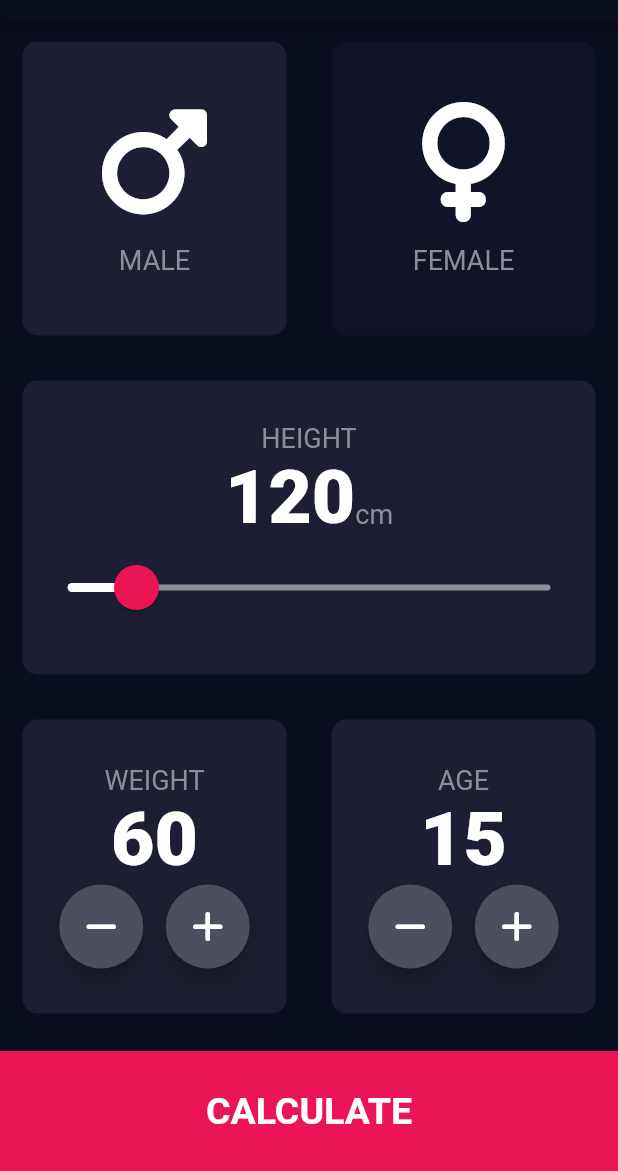
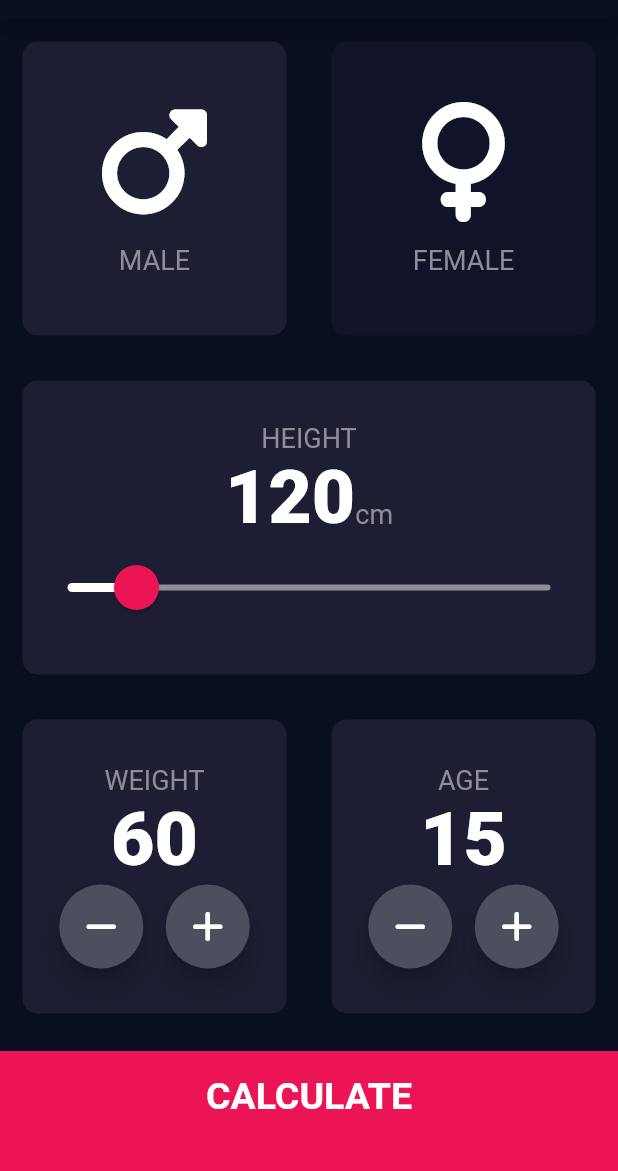
Before and after one commit to TharushaRuwantha/bmi_calculator, a Flutter app: the screen it shows after launch, on a phone screen of 412 x 824 dp, the part 65-1236 px from its top. Run offline on Flutter 3.47's test engine with Material 2 defaults, Android fonts, the phone set to English and light mode, and no system bars; our stand-ins replace font_awesome_flutter.

```diff
--- /dev/null
+++ b/lib/bottom_button.dart
@@ -0,0 +1,27 @@
+import 'package:flutter/material.dart';
+import 'constants.dart';
+class bottombutton extends StatelessWidget {
+  bottombutton({required this.buttonTitle, required this.onTap});
+
+  final VoidCallback onTap;
+  final String buttonTitle;
+
+  @override
+  Widget build(BuildContext context) {
+    return GestureDetector(
+      onTap: onTap,
+      child: Container(
+        child: Center(
+          child: Text(
+            'CALCULATE',
+            style: kLargeTextButton,
+          ),
+        ),
+        color: bottomContainerColor,
+        margin: const EdgeInsets.only(top: 10.0),
+        height: bottomContainerHeight,
+        padding: EdgeInsets.only(bottom: 20.0),
+      ),
+    );
+  }
+}
--- a/lib/input_page.dart
+++ b/lib/input_page.dart
@@ -1,28 +1,25 @@
+//thama extract kal awithari
+
 import 'dart:ui';
-
 import 'package:bmi_calculator/results_page.dart';
 import 'package:flutter/material.dart';
 import 'package:font_awesome_flutter/font_awesome_flutter.dart';
 import 'icon_containt.dart';
 import 'reusable_card.dart';
+import 'bottom_button.dart';
 
 import 'constants.dart';
 
-
 class InputPage extends StatefulWidget {
-
   @override
   _InputPageState createState() => _InputPageState();
 }
-
-
 
 class _InputPageState extends State<InputPage> {
   @override
   int height = 120;
   int weight = 60;
   int age = 15;
-
 
   Gender selectedGender = Gender.male;
 
@@ -31,62 +28,70 @@ class _InputPageState extends State<InputPage> {
         appBar: AppBar(
           title: const Text('BMI CALCULATOR'),
         ),
-      body:Column(
+        body: Column(
           crossAxisAlignment: CrossAxisAlignment.stretch,
           children: <Widget>[
-            Expanded(child: Row(children: <Widget>[
-              Expanded(child:
-              ReusableCard(
-                onPress: (){
+            Expanded(
+                child: Row(
+              children: <Widget>[
+                Expanded(
+                  child: ReusableCard(
+                    onPress: () {
                       setState(() {
-                    selectedGender=Gender.male;
+                        selectedGender = Gender.male;
                       });
                     },
                     cardChild: IconCard(
                       icon: FontAwesomeIcons.mars,
-                  lable: 'MALE'
-                  ,
-
+                      lable: 'MALE',
                     ),
-                colour:selectedGender == Gender.male ? activeCardColor : inactiveCardColor,
-              ),),
-              Expanded(child:  ReusableCard(
-                onPress: (){
+                    colour: selectedGender == Gender.male
+                        ? activeCardColor
+                        : inactiveCardColor,
+                  ),
+                ),
+                Expanded(
+                    child: ReusableCard(
+                        onPress: () {
                           setState(() {
-                    selectedGender=Gender.female;
+                            selectedGender = Gender.female;
                           });
                         },
                         cardChild: IconCard(
                           icon: FontAwesomeIcons.venus,
                           lable: 'FEMALE',
                         ),
-                  colour:selectedGender == Gender.female ? activeCardColor : inactiveCardColor))
-            ],)),
-            Expanded(child: Row(children: <Widget>[
-              Expanded(child:  ReusableCard(
-                onPress: (){
-
-                },
+                        colour: selectedGender == Gender.female
+                            ? activeCardColor
+                            : inactiveCardColor))
+              ],
+            )),
+            Expanded(
+                child: Row(
+              children: <Widget>[
+                Expanded(
+                    child: ReusableCard(
+                        onPress: () {},
                         cardChild: Column(
                           mainAxisAlignment: MainAxisAlignment.center,
                           children: <Widget>[
-
-                      const Text('HEIGHT',
-                      style: lableStyle,),
+                            const Text(
+                              'HEIGHT',
+                              style: lableStyle,
+                            ),
                             Row(
                               crossAxisAlignment: CrossAxisAlignment.baseline,
                               mainAxisAlignment: MainAxisAlignment.center,
                               textBaseline: TextBaseline.alphabetic,
-                        children:  <Widget> [
+                              children: <Widget>[
                                 Text(
                                   height.toString(),
-                            style:kNumberText,
+                                  style: kNumberText,
                                 ),
                                 Text(
                                   'cm',
                                   style: lableStyle,
                                 ),
-
                               ],
                             ),
                             SliderTheme(
@@ -94,35 +99,35 @@ class _InputPageState extends State<InputPage> {
                                   activeTrackColor: Colors.white,
                                   thumbColor: Color(0xFFEB1555),
                                   overlayColor: Color(0x29EB1555),
-                          thumbShape: RoundSliderThumbShape(enabledThumbRadius: 15.0),
-                          overlayShape: RoundSliderOverlayShape(overlayRadius: 30.0)
-                        ),
-                        child: Slider(value: height.toDouble(),
+                                  thumbShape: RoundSliderThumbShape(
+                                      enabledThumbRadius: 15.0),
+                                  overlayShape: RoundSliderOverlayShape(
+                                      overlayRadius: 30.0)),
+                              child: Slider(
+                                  value: height.toDouble(),
                                   min: 100.0,
                                   max: 240.0,
                                   inactiveColor: Color(0xFF8D8E98),
-                            onChanged: (double newValue){
+                                  onChanged: (double newValue) {
                                     setState(() {
                                       height = newValue.round();
                                     });
                                   }),
                             )
-
-
-
-
                           ],
                         ),
-                  colour:activeCardColor))
-            ],)),
-            Expanded(child: Row(children: <Widget>[
-              Expanded(child:  ReusableCard(
-                onPress: (){
-
-                },
+                        colour: activeCardColor))
+              ],
+            )),
+            Expanded(
+                child: Row(
+              children: <Widget>[
+                Expanded(
+                    child: ReusableCard(
+                        onPress: () {},
                         cardChild: Column(
                           mainAxisAlignment: MainAxisAlignment.center,
-                    children:  <Widget>[
+                          children: <Widget>[
                             Text(
                               'WEIGHT',
                               style: lableStyle,
@@ -134,35 +139,37 @@ class _InputPageState extends State<InputPage> {
                             Row(
                               mainAxisAlignment: MainAxisAlignment.center,
                               children: <Widget>[
-                          roundIconButton(icon: FontAwesomeIcons.minus,onpress: (){
+                                roundIconButton(
+                                  icon: FontAwesomeIcons.minus,
+                                  onpress: () {
                                     setState(() {
-                              weight --;
+                                      weight--;
                                     });
-                          },),
-                          SizedBox(width:15.0),
-                          roundIconButton(icon: FontAwesomeIcons.plus,onpress:(){
+                                  },
+                                ),
+                                SizedBox(width: 15.0),
+                                roundIconButton(
+                                    icon: FontAwesomeIcons.plus,
+                                    onpress: () {
                                       setState(() {
-                              weight ++;
+                                        weight++;
                                       });
                                     }),
-
-
                               ],
-
                             )
                           ],
                         ),
-                  colour:activeCardColor)),
-              Expanded(child:  ReusableCard(
-                onPress: (){
-
-                },
+                        colour: activeCardColor)),
+                Expanded(
+                    child: ReusableCard(
+                        onPress: () {},
                         cardChild: Column(
                           mainAxisAlignment: MainAxisAlignment.center,
-                    children:  <Widget>[
+                          children: <Widget>[
                             Text(
                               'AGE',
-                      style: lableStyle,),
+                              style: lableStyle,
+                            ),
                             Text(
                               age.toString(),
                               style: kNumberText,
@@ -172,7 +179,7 @@ class _InputPageState extends State<InputPage> {
                               children: <Widget>[
                                 roundIconButton(
                                     icon: FontAwesomeIcons.minus,
-                              onpress:(){
+                                    onpress: () {
                                       setState(() {
                                         age--;
                                       });
@@ -182,7 +189,7 @@ class _InputPageState extends State<InputPage> {
                                 ),
                                 roundIconButton(
                                     icon: FontAwesomeIcons.plus,
-                              onpress:(){
+                                    onpress: () {
                                       setState(() {
                                         age--;
                                       });
@@ -191,52 +198,38 @@ class _InputPageState extends State<InputPage> {
                             ),
                           ],
                         ),
-                  colour:activeCardColor))
+                        colour: activeCardColor))
               ],
+            )),
+            bottombutton(
+              buttonTitle: 'CALCULATE',
+              onTap: () {
+                Navigator.push(
+                  context,
+                  MaterialPageRoute(
+                    builder: (context) => results_page(),
+                  ),
+                );
+              },
             )
-            ),
-          GestureDetector(
-            onTap: (){
-              Navigator.push(context, MaterialPageRoute(builder:(context){
-                return results_page();
-              }));
-            },
-            child: Container(
-              child: Center(child: Text('CALCULATE',
-              style: TextStyle(
-                fontSize: 25.0,
-                fontWeight: FontWeight.w700,
-              ),)),
-              color: bottomContainerColor ,
-              margin: const EdgeInsets.only(top:10.0),
-              height: bottomContainerHeight,
-            ),
-          )
-
           ],
-      )
-
-    );
+        ));
+  }
 }
 
-}
-
-
-
 class roundIconButton extends StatelessWidget {
-  const roundIconButton({required this.icon , required this.onpress});
+  const roundIconButton({required this.icon, required this.onpress});
   final IconData icon;
   final VoidCallback onpress;
   @override
   Widget build(BuildContext context) {
     return RawMaterialButton(
       child: Icon(icon),
-      onPressed:onpress,
+      onPressed: onpress,
       elevation: 6.0,
       constraints: BoxConstraints.tightFor(
         width: 56,
         height: 56,
-
       ),
       shape: CircleBorder(),
       fillColor: Color(0xFF4C4F5E),
```
Also changed, not shown: lib/constants.dart (+29 -0 lines), lib/results_page.dart (+35 -5 lines). Lines whose indentation alone changed are shown as unchanged.
